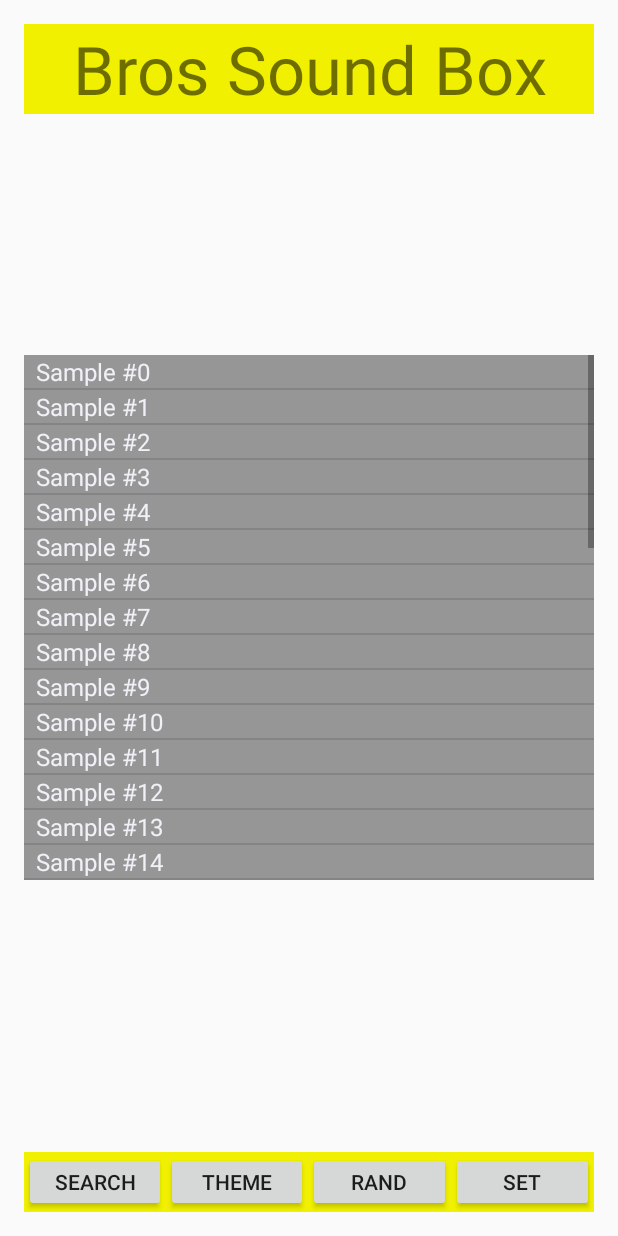
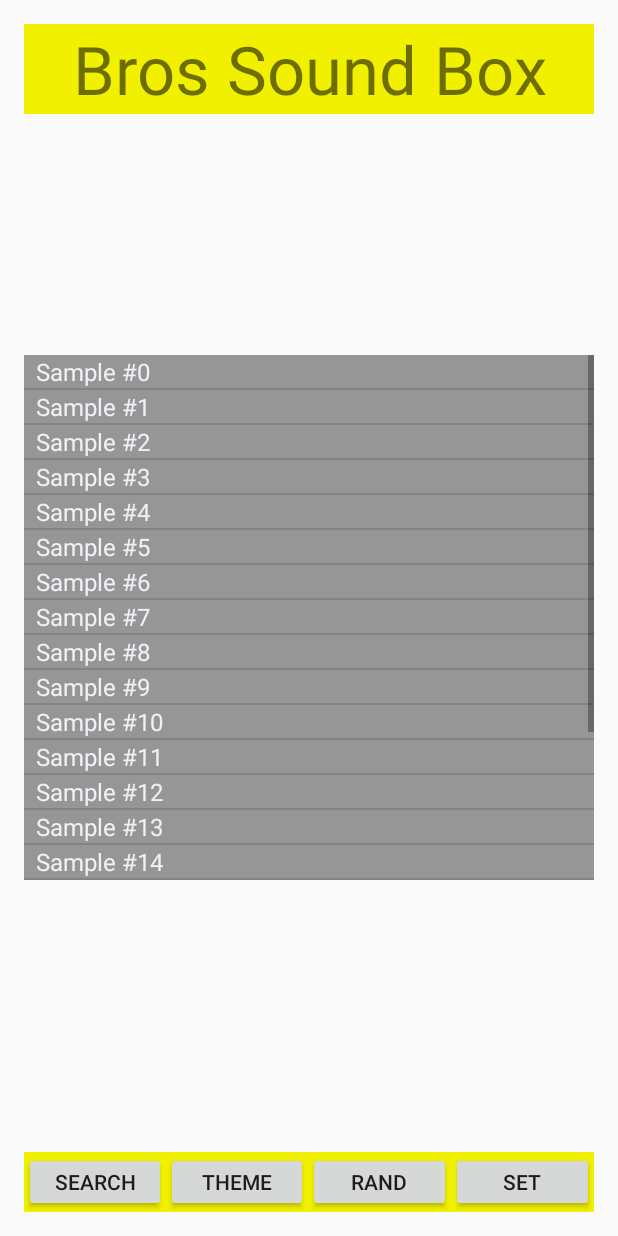
Before and after one commit to jabberwockyproject/root, an Android app: the screen it shows after launch (MainActivity), after a tap on "SEARCH", on a phone screen of 412 x 824 dp. Run offline under Robolectric (Android 15) with nearby library versions, the phone set to English and light mode, and no system bars.

Commit message:
Fixed possible OoB issue in theme

```diff
--- a/app/src/main/java/com/gw150914/jabberwocky/core/Theme.java
+++ b/app/src/main/java/com/gw150914/jabberwocky/core/Theme.java
@@ -9,7 +9,8 @@ import java.util.ArrayList;
 public class Theme{
 
     //Private fields
-    private static final int maxSound = 500;
+    private static final int maxSoundPerTheme = 500;
+    private static final int maxTheme = 20;
     private static String[] themeList = null;
     private String name;
     private int soundsCount;
@@ -21,14 +22,16 @@ public class Theme{
     //Constructors
     public Theme(){
         name = Theme.getNextGenericName();
-        soundList = new Sound[maxSound];
+        soundList = new Sound[maxSoundPerTheme];
+        themeList = new String[maxTheme];
         soundNameList = new ArrayList<String>();
         soundsCount = 0;
         //TODO: add name to themeList
     }
     public Theme(String newName){
         name = newName;
-        soundList = new Sound[maxSound];
+        soundList = new Sound[maxSoundPerTheme];
+        themeList = new String[maxTheme];
         soundNameList = new ArrayList<String>();
         soundsCount = 0;
         //TODO: add name to themeList
@@ -36,6 +39,7 @@ public class Theme{
     public Theme(String newName, Sound[] newSoundList){
         name = newName;
         soundList = newSoundList;
+        themeList = new String[maxTheme];
         soundNameList = new ArrayList<String>();
         soundsCount = 0;
         //TODO: add name to themeList
--- a/app/src/main/java/com/gw150914/jabberwocky/gui/MainActivity.java
+++ b/app/src/main/java/com/gw150914/jabberwocky/gui/MainActivity.java
@@ -46,7 +46,7 @@ public class MainActivity extends Activity implements View.OnClickListener,View.
         /*-------------------------------------
         Below code is for testing purposes only
         -------------------------------------*/
-        final int maxSound = 40;
+        final int maxSound = 20;
 
         for (int i = 0; i < maxSound; i++){
             String soundName = "Sample #" + Integer.toString(i);
@@ -60,12 +60,6 @@ public class MainActivity extends Activity implements View.OnClickListener,View.
         -----------------*/
     }
 
-    //Sound onClick handle
-    //DOES NOT SEEM TO WORK
-    public void soundClickHandler(View v) {
-        all.addSound(new Sound("sample"));
-        adapter.notifyDataSetChanged();
-    }
     //Button click handler
     public void onClick(View v) {
         if(findViewById(R.id.search_button) == v) {
```
